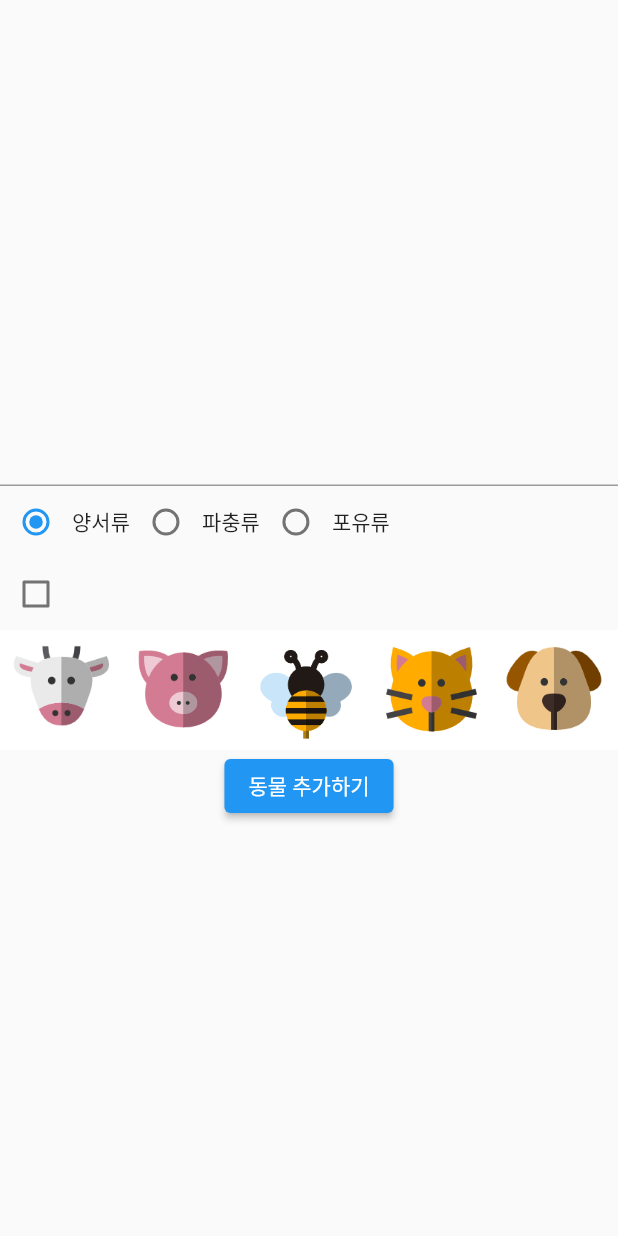
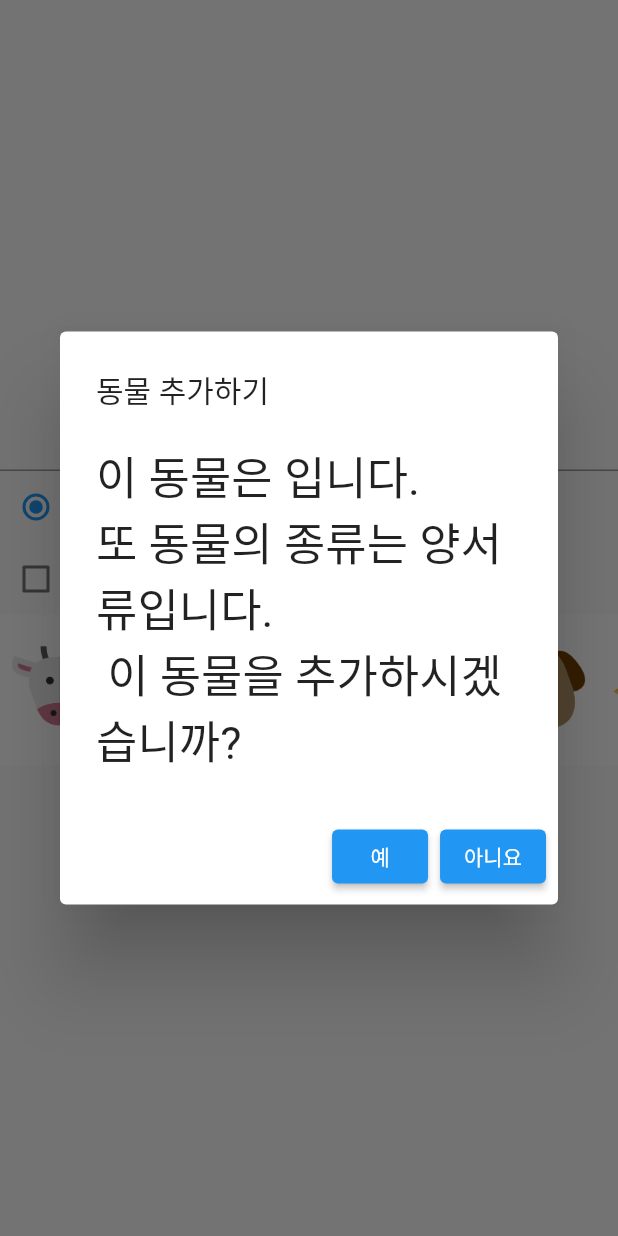
Before and after one commit to tjdwns4712/flutteranimalapp, a Flutter app: the secondPage screen opened directly with empty values, after a tap on "동물 추가하기", on a phone screen of 412 x 824 dp. Run offline on Flutter 3.47's test engine with Material 2 defaults, Android fonts, the phone set to English and light mode, and no system bars.

Commit message:
2023_04_10animalApp

```diff
--- a/lib/pages/secondPage.dart
+++ b/lib/pages/secondPage.dart
@@ -26,6 +26,8 @@
   double? _width2 = 80;
   double? _width3 = 80;
   double? _width4 = 80;
+  double? _width5 = 80;
+  double? _width6 = 80;
 
   @override
   Widget build(BuildContext context) {
@@ -78,8 +80,10 @@
               ),
               Container(
                 color: _backgroundColor,
-                child: Row(
-                  mainAxisAlignment: MainAxisAlignment.spaceAround,
+                child: SizedBox(
+                  height: 100,
+                  child: ListView(
+                    scrollDirection: Axis.horizontal,
                     children: [
                       GestureDetector(
                         child: Image.asset(
@@ -187,12 +191,98 @@
                           });
                         },
                       ),
+                      GestureDetector(
+                        child: Image.asset(
+                          'repo/images/fox.png',
+                          width: _width5,
+                        ),
+                        onTap: () {
+                          _imagePath = 'repo/images/dog.png';
+                          setState(() {
+                            if (_backgroundColor == Colors.white) {
+                              _backgroundColor = Colors.amber;
+                            } else {
+                              _backgroundColor = Colors.white;
+                            }
+                            if (_width5 == 80) {
+                              _width5 = 60;
+                            } else {
+                              _width5 = 80;
+                            }
+                          });
+                        },
+                      ),
+                      GestureDetector(
+                        child: Image.asset(
+                          'repo/images/monkey.png',
+                          width: _width6,
+                        ),
+                        onTap: () {
+                          _imagePath = 'repo/images/dog.png';
+                          setState(() {
+                            if (_backgroundColor == Colors.white) {
+                              _backgroundColor = Colors.amber;
+                            } else {
+                              _backgroundColor = Colors.white;
+                            }
+                            if (_width6 == 80) {
+                              _width6 = 60;
+                            } else {
+                              _width6 = 80;
+                            }
+                          });
+                        },
+                      ),
                     ],
                   ),
                 ),
+              ),
               ElevatedButton(
-                child: const Text('동물 추가하기'),
-                onPressed: () {},
+                child: const Text('동물 추가하기'), // 버튼 제목은 동물 추가하기
+                onPressed: () {
+                  // 눌렀을 때
+                  var animal = Animal(
+                    // animalItem의 Animal리스트에 다음 형식으로 추가한다
+                    animalName: nameController.value.text,
+                    // 키보드로 입력된 값을 텍스트 형태로
+                    kind: getKind(_radioValue),
+                    // getKind라는 함수에 의해 0,1,2에 맞는 텍스트를 반환
+                    imagePath: _imagePath,
+                    // 이미지 선택 시 초기화된 _imagePath를 사용
+                    flyExist: flyExist,
+                    // 체크박스에서 초기화된 flyExist를 사용
+                  );
+                  AlertDialog dialog = AlertDialog(
+                    title: const Text('동물 추가하기'),
+                    //알림창 띄움. 내용은 동물 추가하기
+                    content: Text(
+                      '이 동물은 ${animal.animalName}입니다.\n'
+                      '또 동물의 종류는 ${animal.kind}입니다.\n 이 동물을 추가하시겠습니까?',
+                      style: const TextStyle(
+                        fontSize: 30,
+                      ),
+                    ),
+                    actions: [
+                      ElevatedButton(
+                        onPressed: () {
+                          widget.list?.add(animal);
+                          Navigator.of(context).pop;
+                        },
+                        child: const Text('예'),
+                      ),
+                      ElevatedButton(
+                        onPressed: () {
+                          Navigator.of(context).pop;
+                        },
+                        child: const Text('아니요'),
+                      ),
+                    ],
+                  );
+
+                  showDialog(
+                      context: context,
+                      builder: (BuildContext context) => dialog);
+                },
               ),
             ],
           ),
@@ -201,6 +291,17 @@
     );
   }
 
+  getKind(int? radioValue) {
+    switch (radioValue) {
+      case 0:
+        return "양서류";
+      case 1:
+        return "파충류";
+      case 2:
+        return "포유류";
+    }
+  }
+
   _radioChange(int? value) {
     setState(() {
       _radioValue = value;
```
Lines whose indentation alone changed are shown as unchanged.
